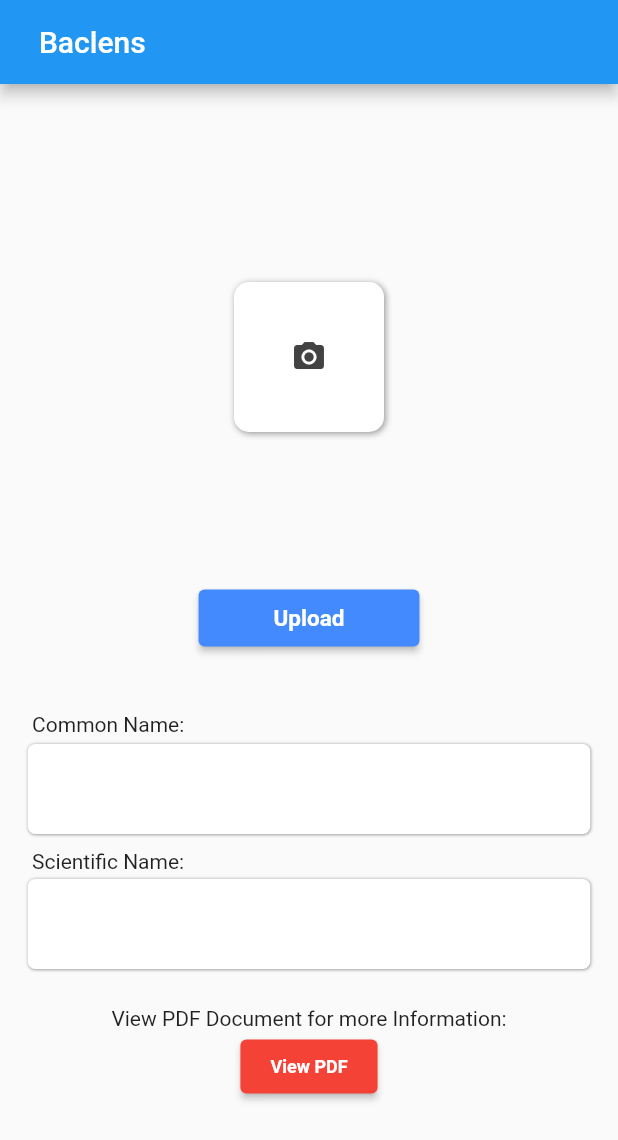
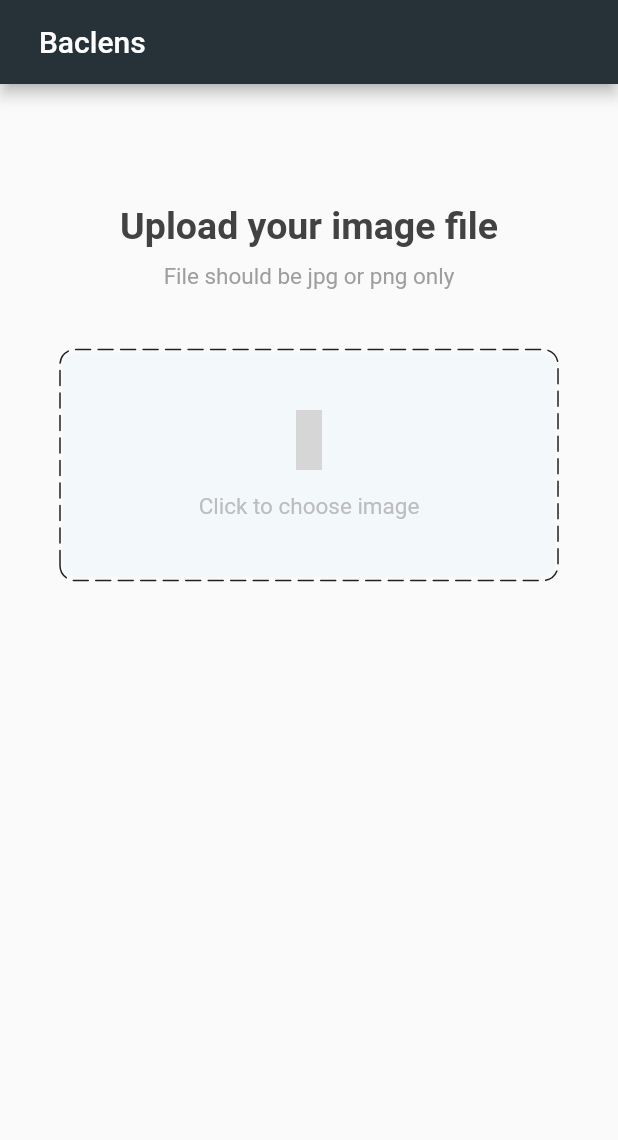
Before and after one commit to NehalH/BacLens, a Flutter app: the screen it shows after launch, on a phone screen of 412 x 824 dp. Shown: the top 1140 px of the screen. Run offline on Flutter 3.47's test engine with Material 2 defaults, Android fonts, the phone set to English and light mode, and no system bars; drawn by our look-alikes of dotted_border; our stand-ins replace animated_splash_screen, firebase_core, firebase_database, firebase_storage, iconsax, image_picker; missing offline and left inert: flutter_pdfview; accounts and stored records are empty; grey boxes are pictures that could not be loaded.

```diff
--- a/lib/api/pdf_api.dart
+++ b/lib/api/pdf_api.dart
@@ -1,12 +1,11 @@
 import 'dart:async';
 import 'package:flutter/services.dart';
+// ignore: implementation_imports
 import 'package:flutter/src/foundation/key.dart';
 import 'package:path/path.dart';
 import 'package:path_provider/path_provider.dart';
-
-
 import 'dart:io';
-
+import 'package:del04/page/info_page.dart';
 import '../main.dart';
 
 class PDFApi extends ImageUploads{
@@ -19,34 +18,6 @@ class PDFApi extends ImageUploads{
     return _storeFile(path, bytes);
   }
 
-  /*static Future<File> loadNetwork(String url) async {
-    final response = await http.get(url);
-    final bytes = response.bodyBytes;
-
-    return _storeFile(url, bytes);
-  }*/
-
-  /*static Future<File> pickFile() async {
-    final result = await FilePicker.platform.pickFiles(
-      type: FileType.custom,
-      allowedExtensions: ['pdf'],
-    );
-
-    if (result == null) return null;
-    return File(result.paths.first);
-  }*/
-
-  /*static Future<File> loadFirebase(String url) async {
-    try {
-      final refPDF = FirebaseStorage.instance.ref().child(url);
-      final bytes = await refPDF.getData();
-
-      return _storeFile(url, bytes);
-    } catch (e) {
-      return null;
-    }
-  }*/
-
   static Future<File> _storeFile(String url, List<int> bytes) async {
     final filename = basename(url);
     final dir = await getApplicationDocumentsDirectory();
--- a/lib/main.dart
+++ b/lib/main.dart
@@ -5,34 +5,32 @@ import 'package:flutter/foundation.dart';
 import 'package:flutter/material.dart';
 import 'package:image_picker/image_picker.dart';
 import 'package:firebase_storage/firebase_storage.dart' as firebase_storage;
-// ignore: depend_on_referenced_packages
-import 'package:path/path.dart';
-import 'package:native_pdf_view/native_pdf_view.dart';
-import 'package:del04/api/pdf_api.dart';
-import 'package:del04/page/pdf_viewer_page.dart';
-/*import 'package:splashscreen/splashscreen.dart';*/
+import 'package:del04/splashscreen.dart';
+import 'package:del04/page/info_page.dart';
+import 'package:del04/data.dart';
+import 'package:dotted_border/dotted_border.dart';
+import 'package:iconsax/iconsax.dart';
 
+late String name, path , domain , phylum , clas , order , family , genus , species ;
+File? _photo;
 
-/*void main() {
-
-  runApp(
-      MaterialApp(
-        title: "Pick Image Camera",
-        home: ImageUploads() ,
-      )
-  );
-}*/   //main fn that doesn't work, but don't know why
-
+// ignore: prefer_typing_uninitialized_variables
+var image;
 Future<void> main() async {
   WidgetsFlutterBinding.ensureInitialized();
   await Firebase.initializeApp();
   runApp(
-      const MaterialApp(
-        title: "Pick Image",
-        home: ImageUploads() ,
+      MaterialApp(
+          initialRoute: '/',
+          routes: {
+            '/': (context) => const Splash_screen(),
+            '/home': (context) => ImageUploads(),
+            '/home/info_page': (context) => Info_page()
+          }
       )
   );
 }
+
 
 class ImageUploads extends StatefulWidget {
   const ImageUploads({Key? key}) : super(key: key);
@@ -46,7 +44,7 @@ class _ImageUploadsState extends State<ImageUploads> {
   firebase_storage.FirebaseStorage storage =
       firebase_storage.FirebaseStorage.instance;
 
-  File? _photo;
+
   final ImagePicker _picker = ImagePicker();
 
   Future imgFromGallery() async {
@@ -55,7 +53,7 @@ class _ImageUploadsState extends State<ImageUploads> {
     setState(() {
       if (pickedFile != null) {
         _photo = File(pickedFile.path);
-        /*uploadFile();*/
+        image= _photo;
       } else {
         print('No image selected.');
       }
@@ -68,7 +66,7 @@ class _ImageUploadsState extends State<ImageUploads> {
     setState(() {
       if (pickedFile != null) {
         _photo = File(pickedFile.path);
-        /*uploadFile();*/
+        image= _photo;
       } else {
         // ignore: avoid_print
         print('No image selected.');
@@ -85,26 +83,17 @@ class _ImageUploadsState extends State<ImageUploads> {
           .ref(destination)
           .child('file/');
       await ref.putFile(_photo!);
-
-      /*final ref = FirebaseDatabase.instance.ref();
-      final snapshot = await ref.child('users/$userId').get();
-      if (snapshot.exists) {
-        print(snapshot.value);
-      } else {
-        print('No data available.');
-      }*/
-
     }
     catch (e) {
       if (kDebugMode) {
-        print('error occured');
+        print('Error occurred, try again.');
       }
     }
   }
 
   void _onLoading() {
     showDialog(
-      context: this.context,
+      context: context,
       barrierDismissible: false,
       builder: (BuildContext context) {
         return Dialog(
@@ -119,162 +108,141 @@ class _ImageUploadsState extends State<ImageUploads> {
         );
       },
     );
-    Future.delayed(const Duration(seconds: 3), () {
-      Navigator.pop(this.context); //pop dialog
-      uploadFile();
+
+    douploadingshit();
+    Future.delayed(const Duration(seconds: 10), () async {
+      Navigator.pop(context); //pop dialog
+      final ref = FirebaseDatabase.instance.ref();
+      final snapshot = await ref.child('BacDetect/Res').get();
+      name = (snapshot.value) as String;
+
+      const Data().setData();
+
+      if(name=='nill'){
+        fetch_errorM();
+      }
+      else{
+        Navigator.of(context).push(MaterialPageRoute(builder: (context)=>Info_page()));
+
+      }
     });
   }
+
+  Future<void> douploadingshit() async {
+    uploadFile();
+    DatabaseReference ref = FirebaseDatabase.instance.ref("");
+    await ref.update({
+      "confirm/state": "yes",
+    });
+  }
+
+  void fetch_errorM() {
+    showDialog(
+      context: context,
+      barrierDismissible: false,
+      builder: (BuildContext context) {
+        return Dialog(
+          child: Row(
+            mainAxisSize: MainAxisSize.min,
+            children: const [
+              SizedBox(height: 80, width: 30),
+              Text("Could not analyze sample.\nPlease Retry or try another Image."),
+            ],
+          ),
+        );
+      },
+    );
+    Future.delayed(const Duration(seconds: 2), () async {
+      Navigator.pop(context); //pop dialog
+    });
+  }
+
+  //----------------------------------------------------------------------------
 
   @override
   Widget build(BuildContext context) {
     return Scaffold(
       appBar: AppBar(
         title: const Text('\t Baclens'),
+        backgroundColor: Colors.blueGrey.shade900,
       ),
-      body: Column(
+      body: SingleChildScrollView(
+        child: Column(
           children: <Widget>[
-          const SizedBox(
-            height: 32,
-          ),
-          Center(
-            child: GestureDetector(
+            const SizedBox(height: 80,),
+            Text('Upload your image file', style: TextStyle(fontSize: 25, color: Colors.grey.shade800, fontWeight: FontWeight.bold),),
+            const SizedBox(height: 10,),
+            Text('File should be jpg or png only', style: TextStyle(fontSize: 15, color: Colors.grey.shade500),),
+            const SizedBox(height: 20,),
+            GestureDetector(
               onTap: () {
                 _showPicker(context);
               },
-              child: CircleAvatar(
-                radius: 150,
-                backgroundColor: Colors.transparent,
-                child: _photo != null
-                    ? ClipRRect(
-                  borderRadius: BorderRadius.zero,
-                  child: Image.file(
-                    _photo!,
-                    width: 200,
-                    height: 200,
-                    fit: BoxFit.fitWidth,
+              child: Padding(
+                  padding: const EdgeInsets.symmetric(horizontal: 40.0, vertical: 20.0),
+                  child: DottedBorder(
+                    borderType: BorderType.RRect,
+                    radius: const Radius.circular(10),
+                    dashPattern: const [10, 5],
+                    strokeCap: StrokeCap.round,
+                    color: Colors.grey.shade900,
+                    child: Container(
+                      width: double.infinity,
+                      height: 150,
+                      decoration: BoxDecoration(
+                          color: Colors.blue.shade50.withOpacity(.3),
+                          borderRadius: BorderRadius.circular(10)
+                      ),
+                      child: Column(
+                        mainAxisAlignment: MainAxisAlignment.center,
+                        children: [
+                          Icon(Iconsax.document_upload5, color: Colors.grey.shade900, size: 40,),
+                          const SizedBox(height: 15,),
+                          Text('Click to choose image', style: TextStyle(fontSize: 15, color: Colors.grey.shade400),),
+                        ],
+                      ),
                     ),
                   )
-                    : Container(
-                  decoration: BoxDecoration(
-                    borderRadius: BorderRadius.circular(10.0),
-                    color: Colors.white,
-
-                    boxShadow: const [
-                      BoxShadow(
-                          color: Colors.grey,
-                          blurRadius: 3.0,
-                          offset: Offset(1.0, 1.0))
-                    ],
-                  ),
-                  width: 100,
-                  height: 100,
-                  child: Icon(
-                    Icons.camera_alt,
-                    color: Colors.grey[800],
               ),
             ),
+            _photo != null
+                ? Container(
+                padding: const EdgeInsets.all(15),
+                child: Column(
+                  crossAxisAlignment: CrossAxisAlignment.start,
+                  children: [
+                    Text('            Selected File:',
+                      style: TextStyle(color: Colors.grey.shade400, fontSize: 15,  ),),
+                    const SizedBox(height:10),
+                    Container(
+                        padding: const EdgeInsets.all(5),
+                        decoration: BoxDecoration(
+                            borderRadius: BorderRadius.circular(1),
+                            color: Colors.transparent,
                         ),
+                        child: Center(
+                          child: ClipRRect(
+                              borderRadius: BorderRadius.circular(2),
+                              child: Image.file(_photo!, width: 200, height: 200, fit: BoxFit.fitWidth)
                           ),
+                        )
                     ),
-          ElevatedButton(
+                    const SizedBox(height: 30,),
+                     MaterialButton(
+                       minWidth: double.infinity,
+                       height: 50,
                        onPressed: () {
                          _onLoading();
                        },
-            style: ElevatedButton.styleFrom(
-                primary: Colors.blueAccent,
-                padding: const EdgeInsets.symmetric(horizontal: 50, vertical: 10),
-                textStyle: const TextStyle(
-                    fontSize: 15,
-                    fontWeight: FontWeight.bold)),
-            child: const Text('Upload'),
-          ),
-
-          Container(
-            width: 400,
-            height: 60,
-            padding: const EdgeInsets.fromLTRB(5.0, 39.0, 0.0, 2.0),
-              child: const Text("\t  Common Name:")
-          ),
-
-
-          Container(
-              decoration: BoxDecoration(
-                borderRadius: BorderRadius.circular(5.0),
-                color: Colors.white,
-
-                boxShadow: const [
-                  BoxShadow(
-                      color: Colors.grey,
-                      blurRadius: 1.0,
-                      offset: Offset(0.2, 0.2))
+                       color: Colors.blueGrey.shade900,
+                       child: const Text('Upload', style: TextStyle(color: Colors.white, fontWeight: FontWeight.bold),),
+                     )
+                  ],
+                ))
+                : Container(),
+            const SizedBox(height: 150,),
           ],
         ),
-              width: 375,
-              height: 60,
-              child: Column(
-                children: const [
-                  Expanded(child: Text("")),
-                ],
-              )
-          ),
-
-          Container(
-              width: 400,
-              height: 30,
-              padding: const EdgeInsets.fromLTRB(5.0, 10.0, 0.0, 2.0),
-              child: const Text("\t  Scientific Name:")
-          ),
-
-          Container(
-              decoration: BoxDecoration(
-                borderRadius: BorderRadius.circular(5.0),
-                color: Colors.white,
-
-                boxShadow: const [
-                  BoxShadow(
-                      color: Colors.grey,
-                      blurRadius: 1.0,
-                      offset: Offset(0.2, 0.2))
-                ],
-              ),
-              width: 375,
-              height: 60,
-              child: Column(
-                children: const [
-                  Expanded(child: Text("")),
-                ],
-              )
-          ),
-          Container(
-              /*width: 400,
-              height: 20,*/
-            padding: const EdgeInsets.fromLTRB(0, 25, 0, 0),
-            child: Column(
-              children: [
-                const Text("View PDF Document for more Information:"),
-                ElevatedButton(
-
-                  onPressed: () async {
-                    const path = 'assets/pdfs/1.pdf';
-                    final file = await PDFApi.loadAsset(path);
-                    // ignore: use_build_context_synchronously
-                    openPDF(context, file);
-                  },
-
-                  style: ElevatedButton.styleFrom(
-                    primary: Colors.red,
-                    padding: const EdgeInsets.symmetric(horizontal: 20, vertical: 10),
-                    textStyle: const TextStyle(
-                        fontSize: 12,
-                        fontWeight: FontWeight.bold),),
-
-                  child: const Text('View PDF'),
-
-                ),
-              ],
-            ),
-          )
-        ],
       ),
     );
   }
@@ -308,9 +276,4 @@ class _ImageUploadsState extends State<ImageUploads> {
           );
         });
   }
-
-  void openPDF(BuildContext context, File file) => Navigator.of(context).push(
-    MaterialPageRoute(builder: (context) => PDFViewerPage(file: file)),
-  );
-
 }
```
Also changed, not shown: lib/data.dart (added, +50 -0 lines), lib/page/info_page.dart (added, +102 -0 lines), lib/page/pdf_viewer_page.dart (+4 -3 lines), lib/splashscreen.dart (added, +30 -0 lines), pubspec.yaml (+9 -3 lines), assets/images/1024.png, assets/images/baclens_AppIcon.png, assets/images/splash.png (deleted), pubspec.lock, 43 other files. Lines whose indentation alone changed are shown as unchanged.
